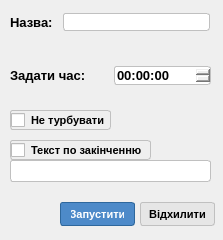
Old version of the form addtimerwindow.ui in the repository Dandddyy/OOP_lab2.
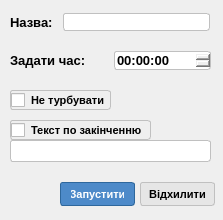
New version of the form.

What changed in the file:
```diff
--- a/addtimerwindow.ui
+++ b/addtimerwindow.ui
@@ -7,19 +7,19 @@
     <x>0</x>
     <y>0</y>
     <width>223</width>
-    <height>240</height>
+    <height>220</height>
    </rect>
   </property>
   <property name="minimumSize">
    <size>
     <width>223</width>
-    <height>240</height>
+    <height>220</height>
    </size>
   </property>
   <property name="maximumSize">
    <size>
     <width>223</width>
-    <height>240</height>
+    <height>220</height>
    </size>
   </property>
   <property name="windowTitle">
@@ -38,7 +38,7 @@
    <property name="geometry">
     <rect>
      <x>10</x>
-     <y>140</y>
+     <y>120</y>
      <width>141</width>
      <height>20</height>
     </rect>
@@ -61,7 +61,7 @@
    <property name="geometry">
     <rect>
      <x>10</x>
-     <y>160</y>
+     <y>140</y>
      <width>201</width>
      <height>22</height>
     </rect>
@@ -81,7 +81,7 @@
    <property name="geometry">
     <rect>
      <x>60</x>
-     <y>202</y>
+     <y>182</y>
      <width>75</width>
      <height>24</height>
     </rect>
@@ -109,7 +109,7 @@
    <property name="geometry">
     <rect>
      <x>140</x>
-     <y>202</y>
+     <y>182</y>
      <width>75</width>
      <height>24</height>
     </rect>
@@ -134,7 +134,7 @@
      <x>10</x>
      <y>50</y>
      <width>201</width>
-     <height>51</height>
+     <height>21</height>
     </rect>
    </property>
    <layout class="QHBoxLayout" name="horizontalLayout">
@@ -213,7 +213,7 @@
    <property name="geometry">
     <rect>
      <x>10</x>
-     <y>110</y>
+     <y>90</y>
      <width>101</width>
      <height>20</height>
     </rect>
@@ -255,7 +255,7 @@
    <property name="geometry">
     <rect>
      <x>10</x>
-     <y>182</y>
+     <y>162</y>
      <width>201</width>
      <height>16</height>
     </rect>
@@ -270,6 +270,25 @@
     <string/>
    </property>
   </widget>
+  <widget class="QLabel" name="label_5">
+   <property name="geometry">
+    <rect>
+     <x>115</x>
+     <y>71</y>
+     <width>100</width>
+     <height>16</height>
+    </rect>
+   </property>
+   <property name="styleSheet">
+    <string notr="true">font-family: &quot;Segoe UI&quot;;
+    font-size: 7pt;
+    color: red;
+    font: bold;</string>
+   </property>
+   <property name="text">
+    <string/>
+   </property>
+  </widget>
  </widget>
  <resources/>
  <connections/>
```
